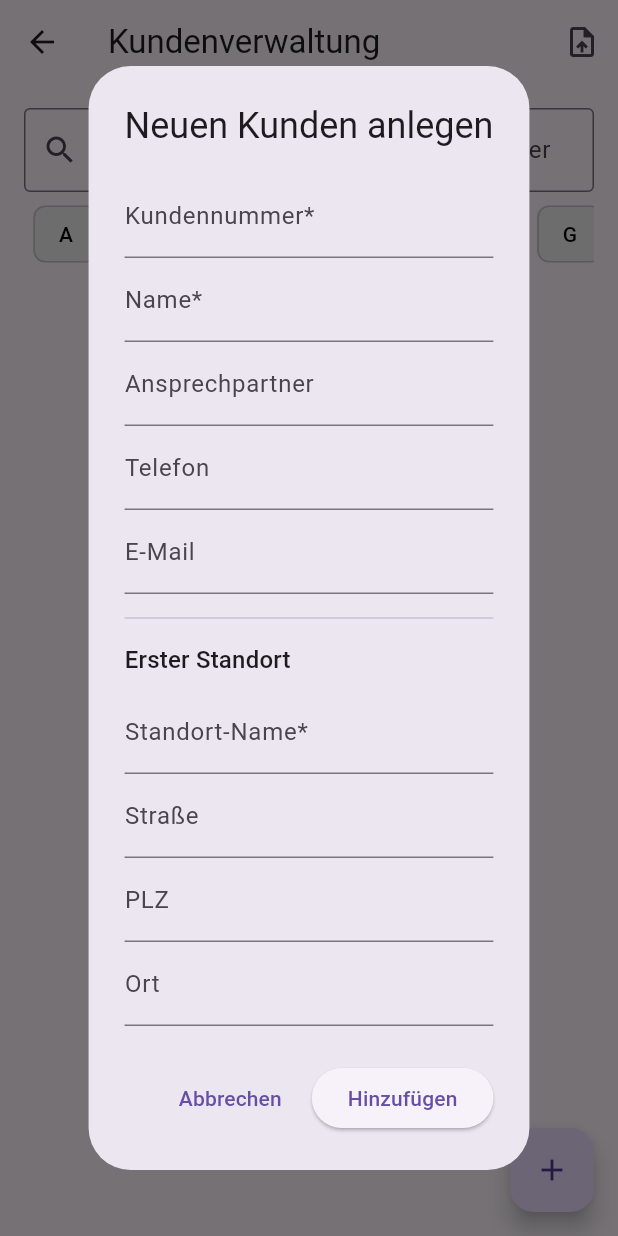
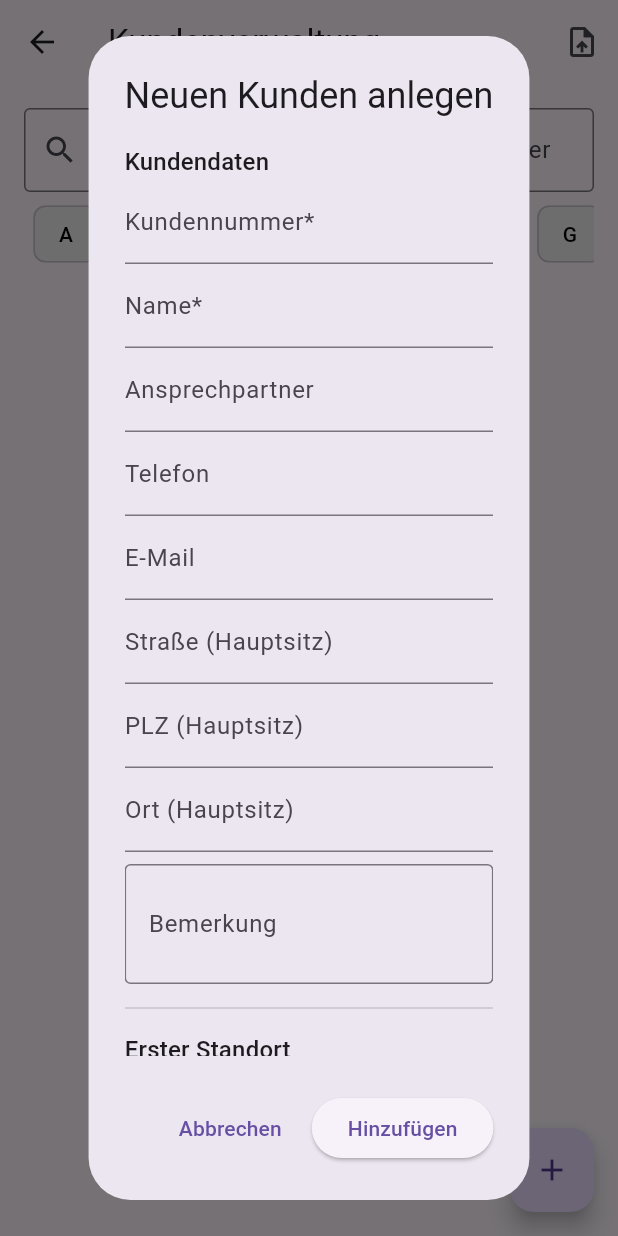
Before and after one commit to AkademieDirk/geraeteverwaltung, a Flutter app: the KundenScreen screen opened directly with empty values, after a tap on the "add" icon, on a phone screen of 412 x 824 dp. Run offline on Flutter 3.47's test engine with Material 3 defaults, Android fonts, the phone set to English and light mode, and no system bars; our stand-ins replace cloud_firestore, file_picker, firebase_auth, firebase_core, pdf, printing; missing offline and left inert: excel; accounts and stored records are empty; statements that could not run were skipped.

Commit message:
es gibt ein paar kleine Änderungen inm Detail

```diff
--- a/lib/models/kunde.dart
+++ b/lib/models/kunde.dart
@@ -1,12 +1,17 @@
 import 'package:cloud_firestore/cloud_firestore.dart';
 
 class Kunde {
-  String id;
-  String kundennummer;
-  String name;
-  String ansprechpartner;
-  String telefon;
-  String email;
+  final String id;
+  final String kundennummer;
+  final String name;
+  final String ansprechpartner;
+  final String telefon;
+  final String email;
+  // --- NEUE FELDER ---
+  final String strasse;
+  final String plz;
+  final String ort;
+  final String bemerkung;
 
   Kunde({
     this.id = '',
@@ -15,6 +20,11 @@ class Kunde {
     this.ansprechpartner = '',
     this.telefon = '',
     this.email = '',
+    // --- NEUE FELDER ---
+    this.strasse = '',
+    this.plz = '',
+    this.ort = '',
+    this.bemerkung = '',
   });
 
   Map<String, dynamic> toJson() {
@@ -24,11 +34,16 @@ class Kunde {
       'ansprechpartner': ansprechpartner,
       'telefon': telefon,
       'email': email,
+      // --- NEUE FELDER ---
+      'strasse': strasse,
+      'plz': plz,
+      'ort': ort,
+      'bemerkung': bemerkung,
     };
   }
 
-  static Kunde fromFirestore(DocumentSnapshot<Map<String, dynamic>> doc) {
-    Map<String, dynamic> data = doc.data()!;
+  factory Kunde.fromFirestore(DocumentSnapshot<Map<String, dynamic>> doc) {
+    final data = doc.data() ?? {};
     return Kunde(
       id: doc.id,
       kundennummer: data['kundennummer'] ?? '',
@@ -36,6 +51,11 @@ class Kunde {
       ansprechpartner: data['ansprechpartner'] ?? '',
       telefon: data['telefon'] ?? '',
       email: data['email'] ?? '',
+      // --- NEUE FELDER ---
+      strasse: data['strasse'] ?? '',
+      plz: data['plz'] ?? '',
+      ort: data['ort'] ?? '',
+      bemerkung: data['bemerkung'] ?? '',
     );
   }
 }
--- a/lib/screens/kunden_screen.dart
+++ b/lib/screens/kunden_screen.dart
@@ -3,7 +3,7 @@ import 'package:file_picker/file_picker.dart';
 import 'package:excel/excel.dart';
 import '../models/kunde.dart';
 import '../models/standort.dart';
-import 'standort_screen.dart';
+import 'kunden_detail_screen.dart';
 
 class KundenScreen extends StatefulWidget {
   final List<Kunde> kunden;
@@ -56,6 +56,7 @@ class _KundenScreenState extends State<KundenScreen> {
   }
 
   Future<void> _importKunden() async {
+    // Diese Funktion bleibt unverändert
     setState(() => _isImporting = true);
     try {
       FilePickerResult? result = await FilePicker.platform.pickFiles(
@@ -83,6 +84,9 @@ class _KundenScreenState extends State<KundenScreen> {
               ansprechpartner: row.length > 2 ? row[2]?.value?.toString().trim() ?? '' : '',
               telefon: row.length > 3 ? row[3]?.value?.toString().trim() ?? '' : '',
               email: row.length > 4 ? row[4]?.value?.toString().trim() ?? '' : '',
+              strasse: row.length > 5 ? row[5]?.value?.toString().trim() ?? '' : '',
+              plz: row.length > 6 ? row[6]?.value?.toString().trim() ?? '' : '',
+              ort: row.length > 7 ? row[7]?.value?.toString().trim() ?? '' : '',
             ));
           }
         }
@@ -107,26 +111,28 @@ class _KundenScreenState extends State<KundenScreen> {
     }
   }
 
-  void _kundenDialog({Kunde? kunde}) {
+  void _kundenAnlegenDialog() {
     showDialog(
       context: context,
-      builder: (ctx) => KundenDialog(
-        kunde: kunde,
+      builder: (ctx) => KundenAnlegenDialog(
         onAdd: widget.onAdd,
-        onUpdate: widget.onUpdate,
       ),
     );
   }
 
   void _deleteKunde(Kunde kunde) async {
+    // Diese Funktion bleibt unverändert
     final sicher = await showDialog<bool>(
       context: context,
       builder: (ctx) => AlertDialog(
         title: const Text('Wirklich löschen?'),
-        content: Text('Kunde "${kunde.name}" wirklich löschen?'),
+        content: Text('Soll der Kunde "${kunde.name}" und alle zugehörigen Standorte wirklich gelöscht werden?'),
         actions: [
           TextButton(child: const Text('Abbrechen'), onPressed: () => Navigator.pop(ctx, false)),
-          TextButton(child: Text('Löschen', style: TextStyle(color: Colors.red)), onPressed: () => Navigator.pop(ctx, true)),
+          ElevatedButton(
+              style: ElevatedButton.styleFrom(backgroundColor: Colors.red),
+              child: const Text('Löschen'),
+              onPressed: () => Navigator.pop(ctx, true)),
         ],
       ),
     );
@@ -192,20 +198,38 @@ class _KundenScreenState extends State<KundenScreen> {
                 return Card(
                   child: ExpansionTile(
                     title: Text(kunde.name, style: const TextStyle(fontWeight: FontWeight.bold)),
-                    subtitle: Text('KNr: ${kunde.kundennummer}'),
+                    // --- SUBTITLE ANGEPASST ---
+                    subtitle: Text('KNr: ${kunde.kundennummer} | ${kunde.ort.isNotEmpty ? kunde.ort : 'Kein Hauptsitz'}'),
                     leading: CircleAvatar(child: Text(kunde.name.substring(0, 1).toUpperCase())),
                     trailing: Row(
                       mainAxisSize: MainAxisSize.min,
                       children: [
-                        IconButton(icon: const Icon(Icons.edit, color: Colors.orange), onPressed: () => _kundenDialog(kunde: kunde)),
+                        IconButton(
+                          icon: const Icon(Icons.edit, color: Colors.orange),
+                          onPressed: () => Navigator.push(
+                            context,
+                            MaterialPageRoute(
+                              builder: (_) => KundenDetailScreen(
+                                kunde: kunde,
+                                alleStandorte: widget.standorte,
+                                onUpdateKunde: widget.onUpdate,
+                                onAddStandort: widget.onAddStandort,
+                                onUpdateStandort: widget.onUpdateStandort,
+                                onDeleteStandort: widget.onDeleteStandort,
+                              ),
+                            ),
+                          ),
+                        ),
                         IconButton(icon: const Icon(Icons.delete, color: Colors.red), onPressed: () => _deleteKunde(kunde)),
                       ],
                     ),
-                    children: [
-                      _buildDetailRow(Icons.person, 'Ansprechpartner', kunde.ansprechpartner),
-                      _buildDetailRow(Icons.phone, 'Telefon', kunde.telefon),
-                      _buildDetailRow(Icons.email, 'E-Mail', kunde.email),
-                    ],
+                    children: kundenStandorte.map((standort) {
+                      return ListTile(
+                        leading: const Icon(Icons.location_city, color: Colors.grey),
+                        title: Text(standort.name),
+                        subtitle: Text('${standort.strasse}, ${standort.plz} ${standort.ort}'),
+                      );
+                    }).toList(),
                   ),
                 );
               },
@@ -215,7 +239,7 @@ class _KundenScreenState extends State<KundenScreen> {
       ),
       floatingActionButton: FloatingActionButton(
         child: const Icon(Icons.add),
-        onPressed: () => _kundenDialog(),
+        onPressed: () => _kundenAnlegenDialog(),
         tooltip: 'Neuer Kunde',
       ),
     );
@@ -245,58 +269,34 @@ class _KundenScreenState extends State<KundenScreen> {
       ),
     );
   }
+}
 
-  Widget _buildDetailRow(IconData icon, String label, String value) {
-    if (value.isEmpty) return const SizedBox.shrink();
-    return ListTile(
-      leading: Icon(icon, color: Colors.grey.shade600),
-      title: Text(label),
-      subtitle: Text(value),
-    );
-  }
-}
-class KundenDialog extends StatefulWidget {
-  final Kunde? kunde;
+class KundenAnlegenDialog extends StatefulWidget {
   final Future<void> Function(Kunde, Standort) onAdd;
-  final Future<void> Function(Kunde) onUpdate;
 
-  const KundenDialog({
-    Key? key,
-    this.kunde,
-    required this.onAdd,
-    required this.onUpdate,
-  }) : super(key: key);
+  const KundenAnlegenDialog({ Key? key, required this.onAdd,}) : super(key: key);
 
   @override
-  _KundenDialogState createState() => _KundenDialogState();
+  _KundenAnlegenDialogState createState() => _KundenAnlegenDialogState();
 }
 
-class _KundenDialogState extends State<KundenDialog> {
+class _KundenAnlegenDialogState extends State<KundenAnlegenDialog> {
   final _formKey = GlobalKey<FormState>();
+  final _nummerController = TextEditingController();
+  final _nameController = TextEditingController();
+  final _ansprechpartnerController = TextEditingController();
+  final _telefonController = TextEditingController();
+  final _emailController = TextEditingController();
+  // --- NEUE CONTROLLER FÜR KUNDEN-HAUPTSITZ ---
+  final _kundeStrasseController = TextEditingController();
+  final _kundePlzController = TextEditingController();
+  final _kundeOrtController = TextEditingController();
+  final _kundeBemerkungController = TextEditingController();
 
-  final TextEditingController _nummerController = TextEditingController();
-  final TextEditingController _nameController = TextEditingController();
-  final TextEditingController _ansprechpartnerController = TextEditingController();
-  final TextEditingController _telefonController = TextEditingController();
-  final TextEditingController _emailController = TextEditingController();
-  final TextEditingController _standortNameController = TextEditingController();
-  final TextEditingController _strasseController = TextEditingController();
-  final TextEditingController _plzController = TextEditingController();
-  final TextEditingController _ortController = TextEditingController();
-
-  bool get isEdit => widget.kunde != null;
-
-  @override
-  void initState() {
-    super.initState();
-    if (isEdit) {
-      _nummerController.text = widget.kunde!.kundennummer;
-      _nameController.text = widget.kunde!.name;
-      _ansprechpartnerController.text = widget.kunde!.ansprechpartner;
-      _telefonController.text = widget.kunde!.telefon;
-      _emailController.text = widget.kunde!.email;
-    }
-  }
+  final _standortNameController = TextEditingController();
+  final _standortStrasseController = TextEditingController();
+  final _standortPlzController = TextEditingController();
+  final _standortOrtController = TextEditingController();
 
   @override
   void dispose() {
@@ -305,45 +305,46 @@ class _KundenDialogState extends State<KundenDialog> {
     _ansprechpartnerController.dispose();
     _telefonController.dispose();
     _emailController.dispose();
+    _kundeStrasseController.dispose();
+    _kundePlzController.dispose();
+    _kundeOrtController.dispose();
+    _kundeBemerkungController.dispose();
     _standortNameController.dispose();
-    _strasseController.dispose();
-    _plzController.dispose();
-    _ortController.dispose();
+    _standortStrasseController.dispose();
+    _standortPlzController.dispose();
+    _standortOrtController.dispose();
     super.dispose();
   }
 
   void _submit() async {
     if (_formKey.currentState!.validate()) {
       final neuerKunde = Kunde(
-        id: isEdit ? widget.kunde!.id : '',
         kundennummer: _nummerController.text.trim(),
         name: _nameController.text.trim(),
         ansprechpartner: _ansprechpartnerController.text.trim(),
         telefon: _telefonController.text.trim(),
         email: _emailController.text.trim(),
+        // --- NEUE FELDER ZUWEISEN ---
+        strasse: _kundeStrasseController.text.trim(),
+        plz: _kundePlzController.text.trim(),
+        ort: _kundeOrtController.text.trim(),
+        bemerkung: _kundeBemerkungController.text.trim(),
       );
 
-      if (isEdit) {
-        await widget.onUpdate(neuerKunde);
-      } else {
       if (_standortNameController.text.trim().isEmpty) {
-          ScaffoldMessenger.of(context).showSnackBar(
-            const SnackBar(content: Text('Bitte einen Namen für den ersten Standort angeben!')),
-          );
+        ScaffoldMessenger.of(context).showSnackBar(const SnackBar(content: Text('Bitte einen Namen für den ersten Standort angeben!')));
         return;
       }
 
       final neuerStandort = Standort(
         kundeId: '',
         name: _standortNameController.text.trim(),
-          strasse: _strasseController.text.trim(),
-          plz: _plzController.text.trim(),
-          ort: _ortController.text.trim(),
+        strasse: _standortStrasseController.text.trim(),
+        plz: _standortPlzController.text.trim(),
+        ort: _standortOrtController.text.trim(),
       );
 
       await widget.onAdd(neuerKunde, neuerStandort);
-      }
-
       Navigator.of(context).pop();
     }
   }
@@ -351,7 +352,7 @@ class _KundenDialogState extends State<KundenDialog> {
   @override
   Widget build(BuildContext context) {
     return AlertDialog(
-      title: Text(isEdit ? 'Kunde bearbeiten' : 'Neuen Kunden anlegen'),
+      title: const Text('Neuen Kunden anlegen'),
       content: Form(
         key: _formKey,
         child: SingleChildScrollView(
@@ -359,64 +360,32 @@ class _KundenDialogState extends State<KundenDialog> {
             mainAxisSize: MainAxisSize.min,
             crossAxisAlignment: CrossAxisAlignment.start,
             children: [
-              TextFormField(
-                controller: _nummerController,
-                decoration: const InputDecoration(labelText: 'Kundennummer*'),
-                validator: (v) => v == null || v.isEmpty ? 'Pflichtfeld' : null,
-              ),
-              TextFormField(
-                controller: _nameController,
-                decoration: const InputDecoration(labelText: 'Name*'),
-                validator: (v) => v == null || v.isEmpty ? 'Pflichtfeld' : null,
-              ),
-              TextFormField(
-                controller: _ansprechpartnerController,
-                decoration: const InputDecoration(labelText: 'Ansprechpartner'),
-              ),
-              TextFormField(
-                controller: _telefonController,
-                decoration: const InputDecoration(labelText: 'Telefon'),
-              ),
-              TextFormField(
-                controller: _emailController,
-                decoration: const InputDecoration(labelText: 'E-Mail'),
-                keyboardType: TextInputType.emailAddress,
-              ),
-              if (!isEdit) ...[
+              Text("Kundendaten", style: Theme.of(context).textTheme.titleMedium),
+              TextFormField(controller: _nummerController, decoration: const InputDecoration(labelText: 'Kundennummer*'), validator: (v) => v!.isEmpty ? 'Pflichtfeld' : null),
+              TextFormField(controller: _nameController, decoration: const InputDecoration(labelText: 'Name*'), validator: (v) => v!.isEmpty ? 'Pflichtfeld' : null),
+              TextFormField(controller: _ansprechpartnerController, decoration: const InputDecoration(labelText: 'Ansprechpartner')),
+              TextFormField(controller: _telefonController, decoration: const InputDecoration(labelText: 'Telefon')),
+              TextFormField(controller: _emailController, decoration: const InputDecoration(labelText: 'E-Mail'), keyboardType: TextInputType.emailAddress),
+              // --- NEUE FORMULARFELDER ---
+              TextFormField(controller: _kundeStrasseController, decoration: const InputDecoration(labelText: 'Straße (Hauptsitz)')),
+              TextFormField(controller: _kundePlzController, decoration: const InputDecoration(labelText: 'PLZ (Hauptsitz)')),
+              TextFormField(controller: _kundeOrtController, decoration: const InputDecoration(labelText: 'Ort (Hauptsitz)')),
+              const SizedBox(height: 8),
+              TextFormField(controller: _kundeBemerkungController, decoration: const InputDecoration(labelText: 'Bemerkung', border: OutlineInputBorder()), minLines: 2, maxLines: 3),
               const Divider(height: 32),
               Text("Erster Standort", style: Theme.of(context).textTheme.titleMedium),
               const SizedBox(height: 8),
-                TextFormField(
-                  controller: _standortNameController,
-                  decoration: const InputDecoration(labelText: 'Standort-Name*'),
-                  validator: (v) => v == null || v.isEmpty ? 'Pflichtfeld' : null,
-                ),
-                TextFormField(
-                  controller: _strasseController,
-                  decoration: const InputDecoration(labelText: 'Straße'),
-                ),
-                TextFormField(
-                  controller: _plzController,
-                  decoration: const InputDecoration(labelText: 'PLZ'),
-                ),
-                TextFormField(
-                  controller: _ortController,
-                  decoration: const InputDecoration(labelText: 'Ort'),
-                ),
-              ]
+              TextFormField(controller: _standortNameController, decoration: const InputDecoration(labelText: 'Standort-Name*'), validator: (v) => v!.isEmpty ? 'Pflichtfeld' : null),
+              TextFormField(controller: _standortStrasseController, decoration: const InputDecoration(labelText: 'Straße')),
+              TextFormField(controller: _standortPlzController, decoration: const InputDecoration(labelText: 'PLZ')),
+              TextFormField(controller: _standortOrtController, decoration: const InputDecoration(labelText: 'Ort')),
             ],
           ),
         ),
       ),
       actions: [
-        TextButton(
-          child: const Text('Abbrechen'),
-          onPressed: () => Navigator.of(context).pop(),
-        ),
-        ElevatedButton(
-          child: Text(isEdit ? 'Speichern' : 'Hinzufügen'),
-          onPressed: _submit,
-        ),
+        TextButton(child: const Text('Abbrechen'), onPressed: () => Navigator.of(context).pop()),
+        ElevatedButton(child: const Text('Hinzufügen'), onPressed: _submit),
       ],
     );
   }
```
Also changed, not shown: lib/screens/bestandsliste_screen.dart (+11 -7 lines), lib/screens/geraeteaufnahme/geraeteaufnahme_screen.dart (+38 -13 lines), lib/screens/kunden_detail_screen.dart (added, +259 -0 lines), lib/screens/kunden_bearbeiten_screen.dart (added), 1 other file. Lines whose indentation alone changed are shown as unchanged.
